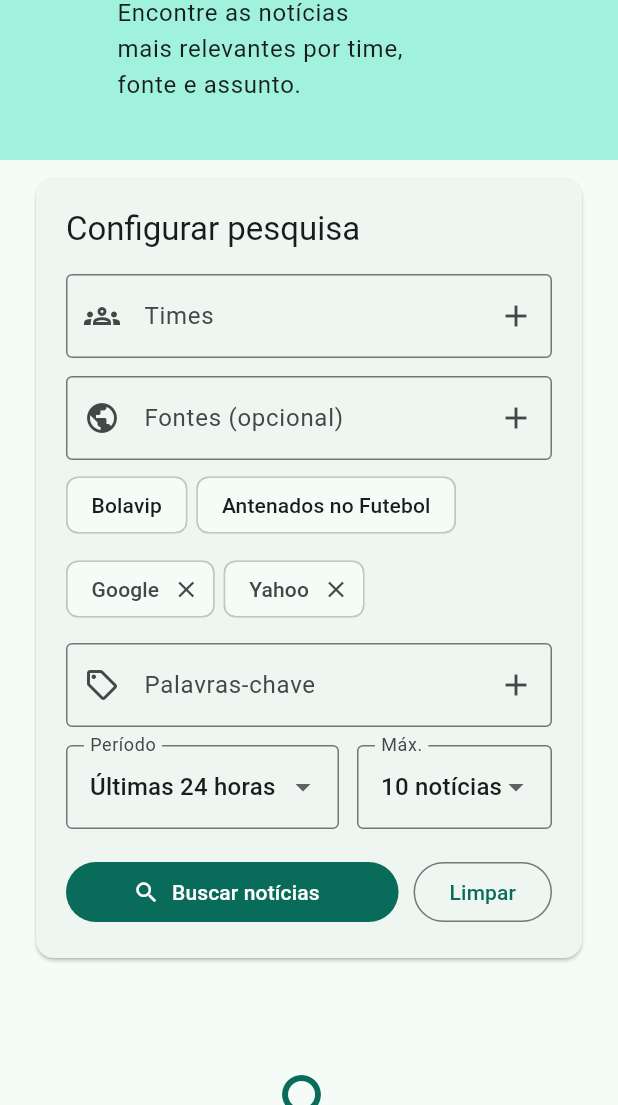
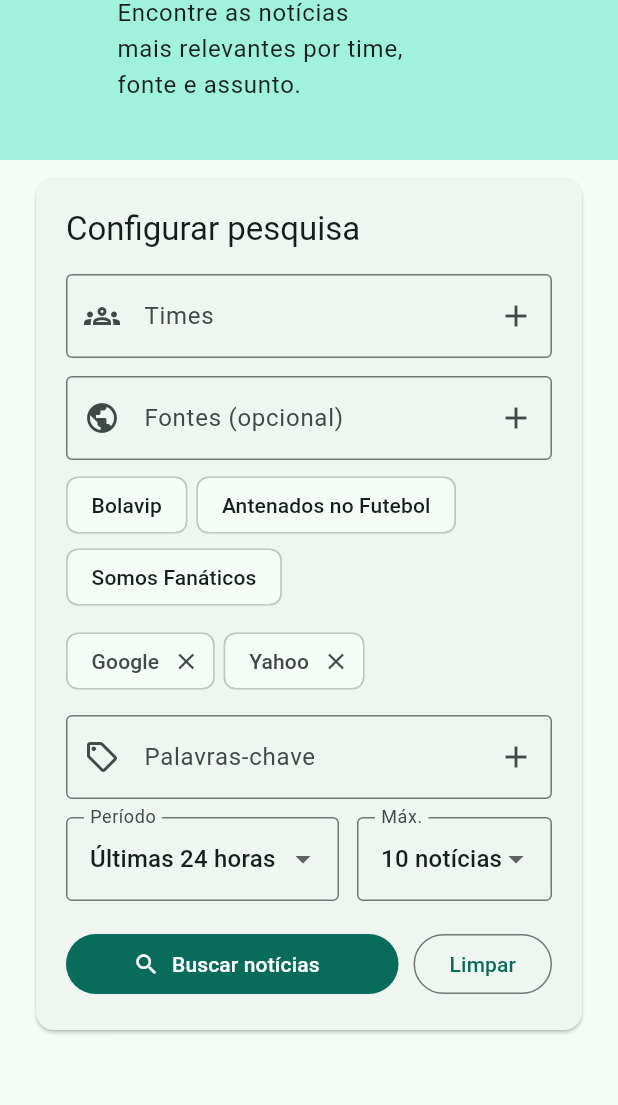
Before and after one commit to Av3z/futebol-radar, a Flutter app: the screen it shows after launch, after a tap on "Google", after a tap on "Yahoo", on a phone screen of 412 x 824 dp, the part 131-1236 px from its top. Run offline on Flutter 3.47's test engine with Material 3 defaults, Android fonts, the phone set to English and light mode, and no system bars; our stand-ins replace dio, equatable, flutter_bloc, get_it, go_router, shared_preferences.

Commit message:
fix: increase timeout settings in dependency injection and add new option to search filters

```diff
--- a/lib/app/dependency_injection.dart
+++ b/lib/app/dependency_injection.dart
@@ -16,9 +16,9 @@ void configureDependencies() {
       defaultValue: 'http://localhost:8000');
   getIt.registerLazySingleton<Dio>(() => Dio(BaseOptions(
       baseUrl: baseUrl,
-      connectTimeout: const Duration(seconds: 30),
-      sendTimeout: const Duration(seconds: 30),
-      receiveTimeout: const Duration(seconds: 180))));
+      connectTimeout: const Duration(seconds: 60),
+      sendTimeout: const Duration(seconds: 60),
+      receiveTimeout: const Duration(minutes: 5))));
   getIt.registerLazySingleton<NewsRemoteDatasource>(
       () => NewsRemoteDatasource(getIt<Dio>()));
   getIt.registerLazySingleton<NewsRepository>(
--- a/lib/features/news_search/presentation/widgets/search_filters_panel.dart
+++ b/lib/features/news_search/presentation/widgets/search_filters_panel.dart
@@ -53,7 +53,8 @@ class SearchFiltersPanel extends StatelessWidget {
                     'Google',
                     'Yahoo',
                     'Bolavip',
-                    'Antenados no Futebol'
+                    'Antenados no Futebol',
+                    'Somos Fanáticos'
                   ],
                   onChanged: onChanged),
               const SizedBox(height: 12),
```
